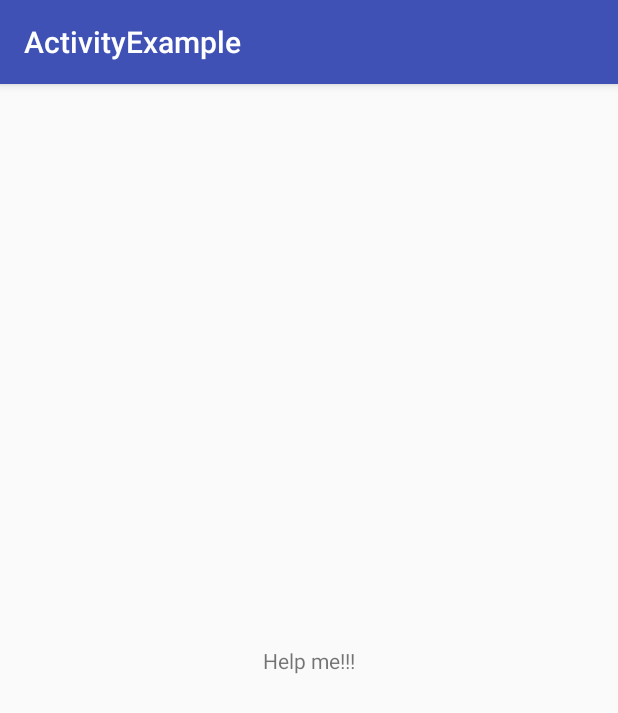
After one commit to eothein/ActivityExample, an Android app: the HelpActivity screen opened directly, with no data from a screen before it, on a phone screen of 412 x 824 dp. The commit adds this screen. Shown: the top 713 px of the screen. Run offline under Robolectric (Android 15) with nearby library versions, the phone set to English and light mode, and no system bars.

Commit message:
Add new HelpAcitivty
The HelpActivity is added to the project and a OnClickListener is added to the button.

```diff
--- a/app/build.gradle
+++ b/app/build.gradle
@@ -26,5 +26,6 @@ dependencies {
     })
     compile 'com.android.support:appcompat-v7:26.+'
     compile 'com.android.support.constraint:constraint-layout:1.0.2'
+    compile 'com.android.support:design:26.+'
     testCompile 'junit:junit:4.12'
 }
--- a/app/src/main/AndroidManifest.xml
+++ b/app/src/main/AndroidManifest.xml
@@ -16,6 +16,7 @@
                 <category android:name="android.intent.category.LAUNCHER" />
             </intent-filter>
         </activity>
+        <activity android:name=".HelpActivity" />
     </application>
 
 </manifest>
--- /dev/null
+++ b/app/src/main/java/com/example/eothein/activityexample/HelpActivity.java
@@ -0,0 +1,19 @@
+package com.example.eothein.activityexample;
+
+import android.support.v7.app.AppCompatActivity;
+import android.os.Bundle;
+
+
+/**
+ * @author uthor Jens Buysse
+ * @date 19/09/2017
+ * @version ersion 0.1.0
+ */
+public class HelpActivity extends AppCompatActivity {
+
+    @Override
+    protected void onCreate(Bundle savedInstanceState) {
+        super.onCreate(savedInstanceState);
+        setContentView(R.layout.activity_help);
+    }
+}
--- /dev/null
+++ b/app/src/main/res/layout/activity_help.xml
@@ -0,0 +1,22 @@
+<?xml version="1.0" encoding="utf-8"?>
+<android.support.constraint.ConstraintLayout xmlns:android="http://schemas.android.com/apk/res/android"
+    xmlns:app="http://schemas.android.com/apk/res-auto"
+    xmlns:tools="http://schemas.android.com/tools"
+    android:layout_width="match_parent"
+    android:layout_height="match_parent"
+    tools:context="com.example.eothein.activityexample.HelpActivity">
+
+    <TextView
+        android:id="@+id/textView2"
+        android:layout_width="wrap_content"
+        android:layout_height="wrap_content"
+        android:layout_marginBottom="8dp"
+        android:layout_marginLeft="8dp"
+        android:layout_marginRight="8dp"
+        android:layout_marginTop="8dp"
+        android:text="@string/help_me"
+        app:layout_constraintBottom_toBottomOf="parent"
+        app:layout_constraintLeft_toLeftOf="parent"
+        app:layout_constraintRight_toRightOf="parent"
+        app:layout_constraintTop_toTopOf="parent" />
+</android.support.constraint.ConstraintLayout>
--- /dev/null
+++ b/app/src/main/res/values/dimens.xml
@@ -0,0 +1,3 @@
+<resources>
+    <dimen name="fab_margin">16dp</dimen>
+</resources>
--- a/app/src/main/res/values/strings.xml
+++ b/app/src/main/res/values/strings.xml
@@ -1,3 +1,5 @@
 <resources>
     <string name="app_name">ActivityExample</string>
+    <string name="title_activity_test">test</string>
+    <string name="help_me">Help me!!!</string>
 </resources>
```
Also changed, not shown: app/src/main/java/com/example/eothein/activityexample/MainActivity.java (+23 -0 lines), app/src/main/res/values/styles.xml (+9 -0 lines).
